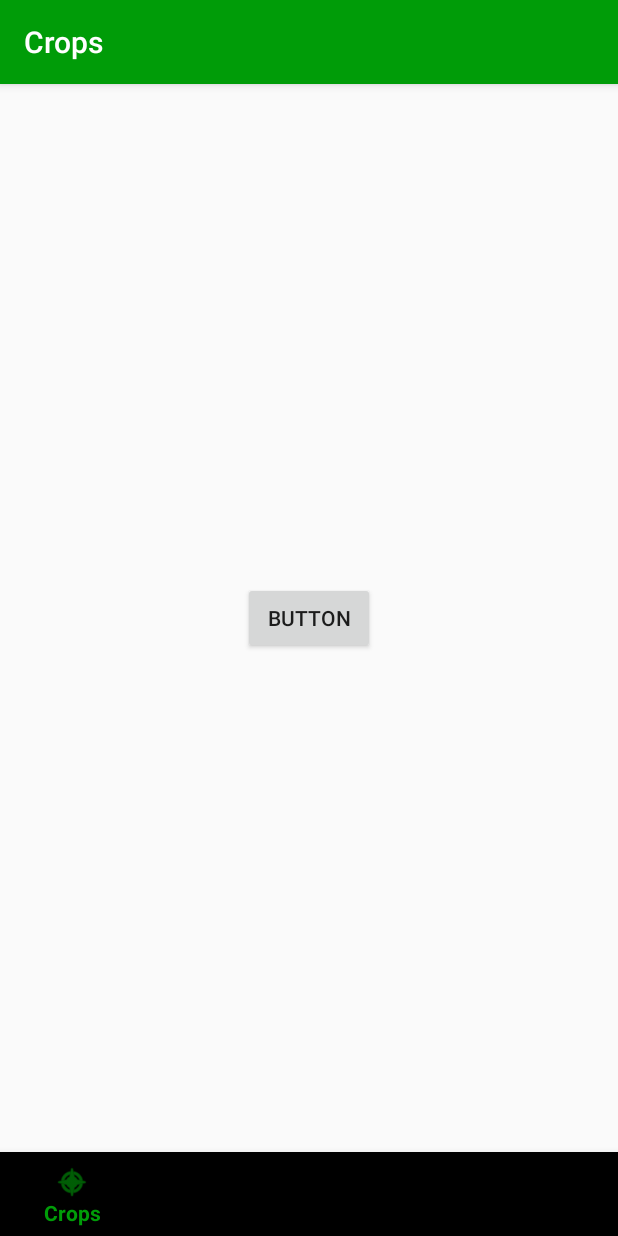
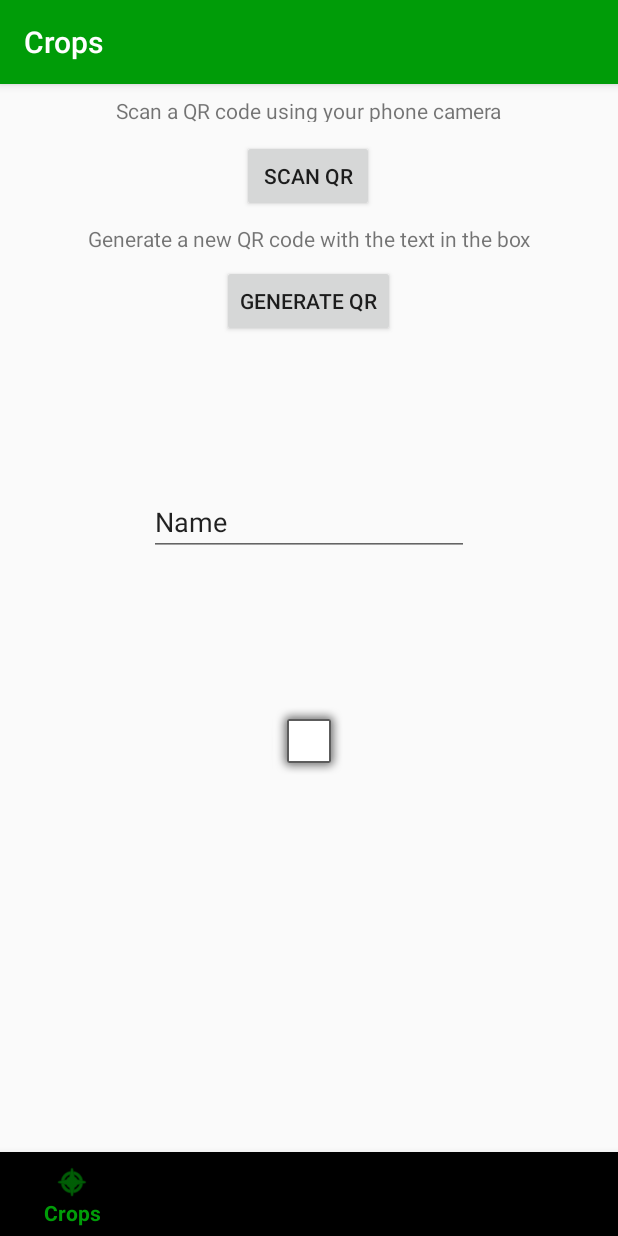
Before and after one commit to MartinZX11/Plantorium, an Android app: the fragment QRFragment placed in its activity, on a phone screen of 412 x 824 dp. Run offline under Robolectric (Android 15) with nearby library versions, the phone set to English and light mode, and no system bars; our stand-ins replace Room's generated code.

Commit message:
generar QR

```diff
--- a/app/build.gradle
+++ b/app/build.gradle
@@ -32,7 +32,7 @@ dependencies {
     implementation 'com.google.android.gms:play-services-maps:16.1.0'
     implementation 'com.google.code.gson:gson:2.8.5'
     //qr
-    compile 'me.dm7.barcodescanner:zxing:1.9'
+    implementation 'me.dm7.barcodescanner:zxing:1.9'
     //Room
     implementation 'android.arch.persistence.room:runtime:1.1.1'
     annotationProcessor 'android.arch.persistence.room:compiler:1.1.1'
--- a/app/src/main/java/com/computalimpo/plantorium/fragments/QRFragment.java
+++ b/app/src/main/java/com/computalimpo/plantorium/fragments/QRFragment.java
@@ -3,6 +3,8 @@ package com.computalimpo.plantorium.fragments;
 import android.Manifest;
 import android.content.Intent;
 import android.content.pm.PackageManager;
+import android.graphics.Bitmap;
+import android.graphics.Color;
 import android.os.Bundle;
 import android.support.v4.app.ActivityCompat;
 import android.support.v4.app.Fragment;
@@ -11,10 +13,16 @@ import android.view.LayoutInflater;
 import android.view.View;
 import android.view.ViewGroup;
 import android.widget.Button;
+import android.widget.EditText;
+import android.widget.ImageView;
 import android.widget.Toast;
 
 import com.computalimpo.plantorium.R;
 import com.computalimpo.plantorium.Scaner;
+import com.google.zxing.BarcodeFormat;
+import com.google.zxing.WriterException;
+import com.google.zxing.common.BitMatrix;
+import com.google.zxing.qrcode.QRCodeWriter;
 
 public class QRFragment extends Fragment {
 
@@ -23,8 +31,10 @@ public class QRFragment extends Fragment {
     private static final int CAMERA_PERMISSION = 1;
     @Override
     public View onCreateView(LayoutInflater inflater, ViewGroup container, Bundle savedInstanceState) {
-        View result =inflater.inflate(R.layout.fragment_qr, null);
-        Button scan = result.findViewById(R.id.scanear);
+        final View qrFragment =inflater.inflate(R.layout.fragment_qr, null);
+        Button scan = qrFragment.findViewById(R.id.scanear);
+        Button gen = qrFragment.findViewById(R.id.generar);
+
 
         scan.setOnClickListener(new View.OnClickListener() {
             @Override
@@ -42,7 +52,34 @@ public class QRFragment extends Fragment {
 
             }
         });
-        return result;
+
+        gen.setOnClickListener(new View.OnClickListener() {
+            @Override
+            public void onClick(View v) {
+                ImageView imagen = qrFragment.findViewById(R.id.imagenQR);
+                EditText entrada = qrFragment.findViewById(R.id.entrada);
+                QRCodeWriter writer = new QRCodeWriter();
+                try {
+                    BitMatrix bitMatrix = writer.encode(entrada.getText().toString(), BarcodeFormat.QR_CODE, 512, 512);
+                    int width = bitMatrix.getWidth();
+                    int height = bitMatrix.getHeight();
+                    Bitmap bmp = Bitmap.createBitmap(width, height, Bitmap.Config.RGB_565);
+                    for (int x = 0; x < width; x++) {
+                        for (int y = 0; y < height; y++) {
+                            bmp.setPixel(x, y, bitMatrix.get(x, y) ? Color.BLACK : Color.WHITE);
+                        }
+                    }
+                    imagen.setImageBitmap(bmp);
+
+                } catch (WriterException e) {
+                    e.printStackTrace();
+                }
+
+            }
+        });
+
+
+        return qrFragment;
     }
 
     @Override
@@ -50,7 +87,9 @@ public class QRFragment extends Fragment {
         super.onActivityResult(requestCode, resultCode, data);
         switch (requestCode) {
             case INTENT_CODE:
-                Toast.makeText(getActivity(), data.getStringExtra("result"), Toast.LENGTH_SHORT).show();
+
+                    Toast.makeText(getActivity(), data.getStringExtra("result"), Toast.LENGTH_SHORT).show();
+
                 break;
         }
     }
--- a/app/src/main/res/layout/fragment_qr.xml
+++ b/app/src/main/res/layout/fragment_qr.xml
@@ -16,9 +16,89 @@
         android:layout_marginEnd="8dp"
         android:layout_marginRight="8dp"
         android:layout_marginBottom="8dp"
-        android:text="Button"
+        android:text="@string/scan"
+        app:layout_constraintBottom_toBottomOf="parent"
+        app:layout_constraintEnd_toEndOf="parent"
+        app:layout_constraintHorizontal_bias="0.498"
+        app:layout_constraintStart_toStartOf="parent"
+        app:layout_constraintTop_toBottomOf="@+id/textView"
+        app:layout_constraintVertical_bias="0.006" />
+
+    <ImageView
+        android:id="@+id/imagenQR"
+        android:layout_width="wrap_content"
+        android:layout_height="wrap_content"
+        android:layout_marginStart="8dp"
+        android:layout_marginLeft="8dp"
+        android:layout_marginTop="8dp"
+        android:layout_marginEnd="8dp"
+        android:layout_marginRight="8dp"
+        android:layout_marginBottom="8dp"
         app:layout_constraintBottom_toBottomOf="parent"
         app:layout_constraintEnd_toEndOf="parent"
         app:layout_constraintStart_toStartOf="parent"
+        app:layout_constraintTop_toBottomOf="@+id/generar"
+        app:srcCompat="@android:drawable/alert_light_frame" />
+
+    <Button
+        android:id="@+id/generar"
+        android:layout_width="wrap_content"
+        android:layout_height="wrap_content"
+        android:layout_marginStart="8dp"
+        android:layout_marginLeft="8dp"
+        android:layout_marginTop="8dp"
+        android:layout_marginEnd="8dp"
+        android:layout_marginRight="8dp"
+        android:text="@string/generate"
+        app:layout_constraintEnd_toEndOf="parent"
+        app:layout_constraintHorizontal_bias="0.498"
+        app:layout_constraintStart_toStartOf="parent"
+        app:layout_constraintTop_toBottomOf="@+id/textView4" />
+
+    <EditText
+        android:id="@+id/entrada"
+        android:layout_width="wrap_content"
+        android:layout_height="wrap_content"
+        android:layout_marginStart="8dp"
+        android:layout_marginLeft="8dp"
+        android:layout_marginTop="8dp"
+        android:layout_marginEnd="8dp"
+        android:layout_marginRight="8dp"
+        android:layout_marginBottom="8dp"
+        android:ems="10"
+        android:inputType="textPersonName"
+        android:text="Name"
+        app:layout_constraintBottom_toTopOf="@+id/imagenQR"
+        app:layout_constraintEnd_toEndOf="parent"
+        app:layout_constraintStart_toStartOf="parent"
+        app:layout_constraintTop_toBottomOf="@+id/generar" />
+
+    <TextView
+        android:id="@+id/textView"
+        android:layout_width="wrap_content"
+        android:layout_height="17dp"
+        android:layout_marginStart="8dp"
+        android:layout_marginLeft="8dp"
+        android:layout_marginTop="8dp"
+        android:layout_marginEnd="8dp"
+        android:layout_marginRight="8dp"
+        android:text="@string/scan_des"
+        app:layout_constraintEnd_toEndOf="parent"
+        app:layout_constraintStart_toStartOf="parent"
         app:layout_constraintTop_toTopOf="parent" />
+
+    <TextView
+        android:id="@+id/textView4"
+        android:layout_width="wrap_content"
+        android:layout_height="wrap_content"
+        android:layout_marginStart="8dp"
+        android:layout_marginLeft="8dp"
+        android:layout_marginTop="8dp"
+        android:layout_marginEnd="8dp"
+        android:layout_marginRight="8dp"
+        android:text="@string/generate_des"
+        app:layout_constraintEnd_toEndOf="parent"
+        app:layout_constraintStart_toStartOf="parent"
+        app:layout_constraintTop_toBottomOf="@+id/scanear" />
+
 </android.support.constraint.ConstraintLayout>
--- a/app/src/main/res/values/strings.xml
+++ b/app/src/main/res/values/strings.xml
@@ -31,7 +31,10 @@
     <string name="title_moisture">Porcentaje de humedad</string>
     <string name="today_tab">TODAY</string>
     <string name="tomorrow_tab">TOMORROW</string>
-
+    <string name="scan">SCAN QR</string>
+    <string name="scan_des">Scan a QR code using your phone camera</string>
+    <string name="generate">GENERATE QR</string>
+    <string name="generate_des">Generate a new QR code with the text in the box</string>
 
     <string name="date_format">dd/mm/yyyy</string>
     <string name="hour_format">hh:mm</string>
```
